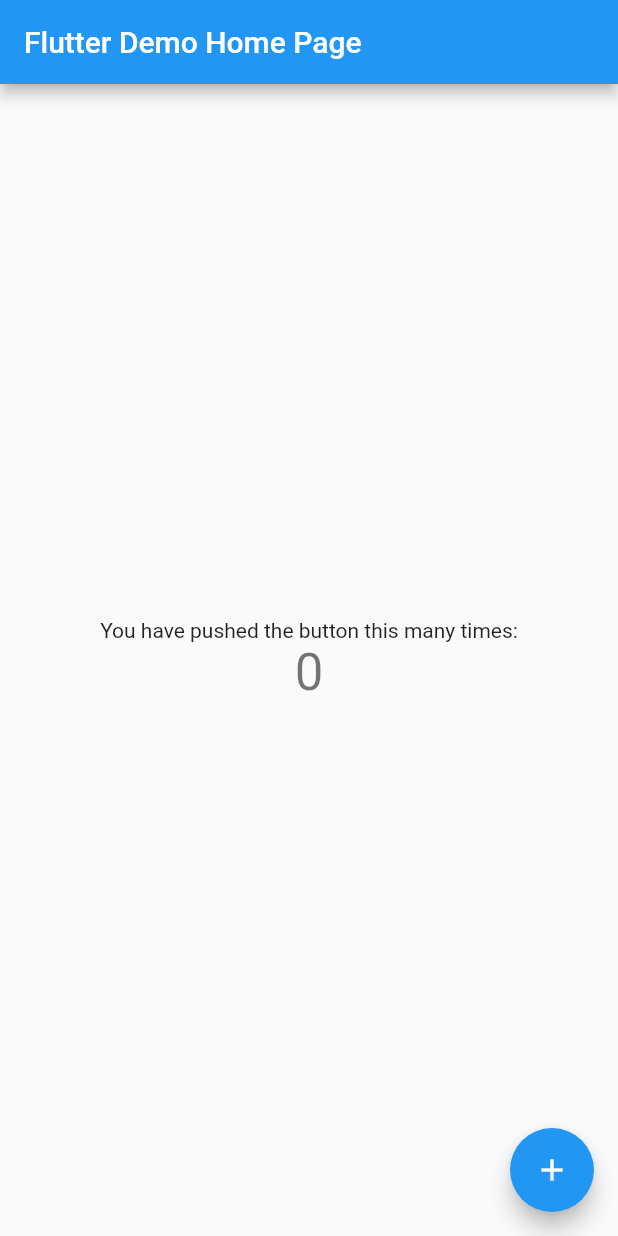
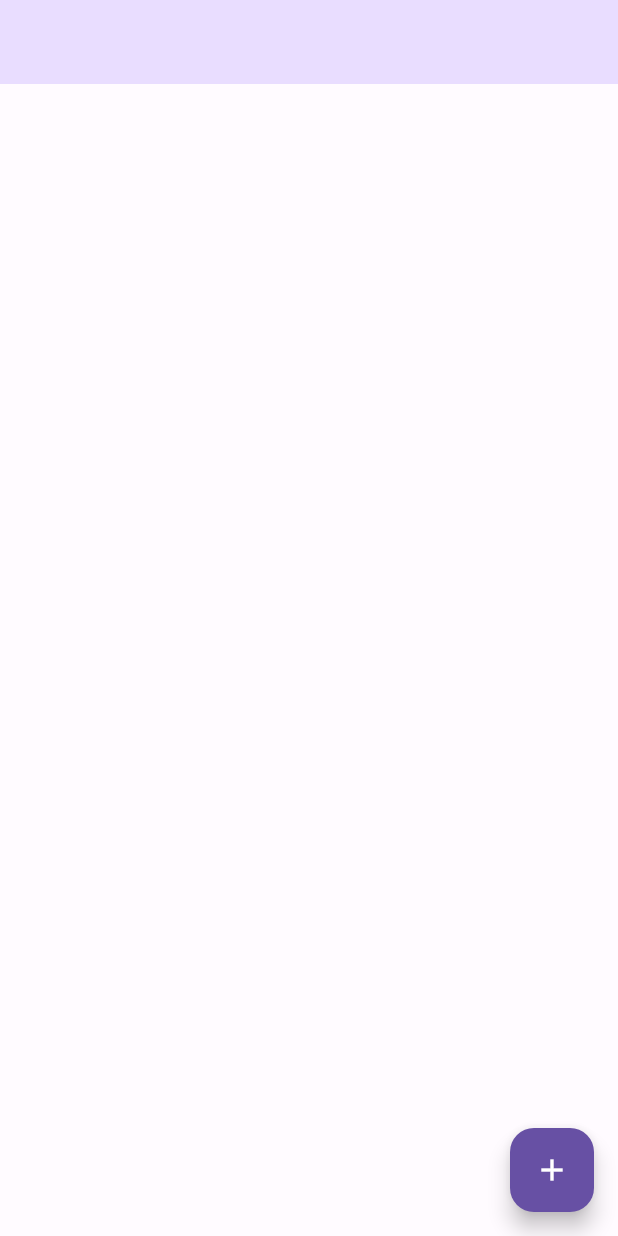
Before and after one commit to diegoventurasg/listinha, a Flutter app: the screen it shows after launch, on a phone screen of 412 x 824 dp. Run offline on Flutter 3.47's test engine with Material 2 defaults, Android fonts, the phone set to English and light mode, and no system bars.

```diff
--- /dev/null
+++ b/app/lib/app/app_widget.dart
@@ -0,0 +1,26 @@
+import 'package:flutter/material.dart';
+
+import 'shared/themes/themes.dart';
+
+class AppWidget extends StatelessWidget {
+  const AppWidget({super.key});
+
+  @override
+  Widget build(BuildContext context) {
+    return MaterialApp(
+      title: 'Listinha',
+      debugShowCheckedModeBanner: false,
+      themeMode: ThemeMode.light,
+      theme: lightTheme,
+      darkTheme: darkTheme,
+      home: Scaffold(
+        appBar: AppBar(),
+        floatingActionButton: FloatingActionButton(
+          onPressed: () {},
+          child: const Icon(Icons.add),
+        ),
+        body: Container(),
+      ),
+    );
+  }
+}
--- /dev/null
+++ b/app/lib/app/shared/themes/themes.dart
@@ -0,0 +1,25 @@
+import 'package:flutter/material.dart';
+
+part 'color_schemes.g.dart';
+
+ThemeData get lightTheme => ThemeData(
+      useMaterial3: true,
+      colorScheme: _lightColorScheme,
+      appBarTheme: AppBarTheme(
+        centerTitle: true,
+        backgroundColor: _lightColorScheme.primaryContainer,
+      ),
+      floatingActionButtonTheme: FloatingActionButtonThemeData(
+        backgroundColor: _lightColorScheme.primary,
+        foregroundColor: Colors.white,
+      ),
+    );
+
+ThemeData get darkTheme => ThemeData(
+      useMaterial3: true,
+      colorScheme: _darkColorScheme,
+      appBarTheme: AppBarTheme(
+        centerTitle: true,
+        backgroundColor: _darkColorScheme.primaryContainer,
+      ),
+    );
--- a/app/lib/main.dart
+++ b/app/lib/main.dart
@@ -1,115 +1,7 @@
 import 'package:flutter/material.dart';
 
+import 'app/app_widget.dart';
+
 void main() {
-  runApp(const MyApp());
+  runApp(const AppWidget());
 }
-
-class MyApp extends StatelessWidget {
-  const MyApp({super.key});
-
-  // This widget is the root of your application.
-  @override
-  Widget build(BuildContext context) {
-    return MaterialApp(
-      title: 'Flutter Demo',
-      theme: ThemeData(
-        // This is the theme of your application.
-        //
-        // Try running your application with "flutter run". You'll see the
-        // application has a blue toolbar. Then, without quitting the app, try
-        // changing the primarySwatch below to Colors.green and then invoke
-        // "hot reload" (press "r" in the console where you ran "flutter run",
-        // or simply save your changes to "hot reload" in a Flutter IDE).
-        // Notice that the counter didn't reset back to zero; the application
-        // is not restarted.
-        primarySwatch: Colors.blue,
-      ),
-      home: const MyHomePage(title: 'Flutter Demo Home Page'),
-    );
-  }
-}
-
-class MyHomePage extends StatefulWidget {
-  const MyHomePage({super.key, required this.title});
-
-  // This widget is the home page of your application. It is stateful, meaning
-  // that it has a State object (defined below) that contains fields that affect
-  // how it looks.
-
-  // This class is the configuration for the state. It holds the values (in this
-  // case the title) provided by the parent (in this case the App widget) and
-  // used by the build method of the State. Fields in a Widget subclass are
-  // always marked "final".
-
-  final String title;
-
-  @override
-  State<MyHomePage> createState() => _MyHomePageState();
-}
-
-class _MyHomePageState extends State<MyHomePage> {
-  int _counter = 0;
-
-  void _incrementCounter() {
-    setState(() {
-      // This call to setState tells the Flutter framework that something has
-      // changed in this State, which causes it to rerun the build method below
-      // so that the display can reflect the updated values. If we changed
-      // _counter without calling setState(), then the build method would not be
-      // called again, and so nothing would appear to happen.
-      _counter++;
-    });
-  }
-
-  @override
-  Widget build(BuildContext context) {
-    // This method is rerun every time setState is called, for instance as done
-    // by the _incrementCounter method above.
-    //
-    // The Flutter framework has been optimized to make rerunning build methods
-    // fast, so that you can just rebuild anything that needs updating rather
-    // than having to individually change instances of widgets.
-    return Scaffold(
-      appBar: AppBar(
-        // Here we take the value from the MyHomePage object that was created by
-        // the App.build method, and use it to set our appbar title.
-        title: Text(widget.title),
-      ),
-      body: Center(
-        // Center is a layout widget. It takes a single child and positions it
-        // in the middle of the parent.
-        child: Column(
-          // Column is also a layout widget. It takes a list of children and
-          // arranges them vertically. By default, it sizes itself to fit its
-          // children horizontally, and tries to be as tall as its parent.
-          //
-          // Invoke "debug painting" (press "p" in the console, choose the
-          // "Toggle Debug Paint" action from the Flutter Inspector in Android
-          // Studio, or the "Toggle Debug Paint" command in Visual Studio Code)
-          // to see the wireframe for each widget.
-          //
-          // Column has various properties to control how it sizes itself and
-          // how it positions its children. Here we use mainAxisAlignment to
-          // center the children vertically; the main axis here is the vertical
-          // axis because Columns are vertical (the cross axis would be
-          // horizontal).
-          mainAxisAlignment: MainAxisAlignment.center,
-          children: <Widget>[
-            const Text(
-              'You have pushed the button this many times:',
-            ),
-            Text(
-              '$_counter',
-              style: Theme.of(context).textTheme.headlineMedium,
-            ),
-          ],
-        ),
-      ),
-      floatingActionButton: FloatingActionButton(
-        onPressed: _incrementCounter,
-        tooltip: 'Increment',
-        child: const Icon(Icons.add),
-      ), // This trailing comma makes auto-formatting nicer for build methods.
-    );
-  }
-}
```
Also changed, not shown: app/lib/app/shared/themes/color_schemes.g.dart (added), 1 other file.
